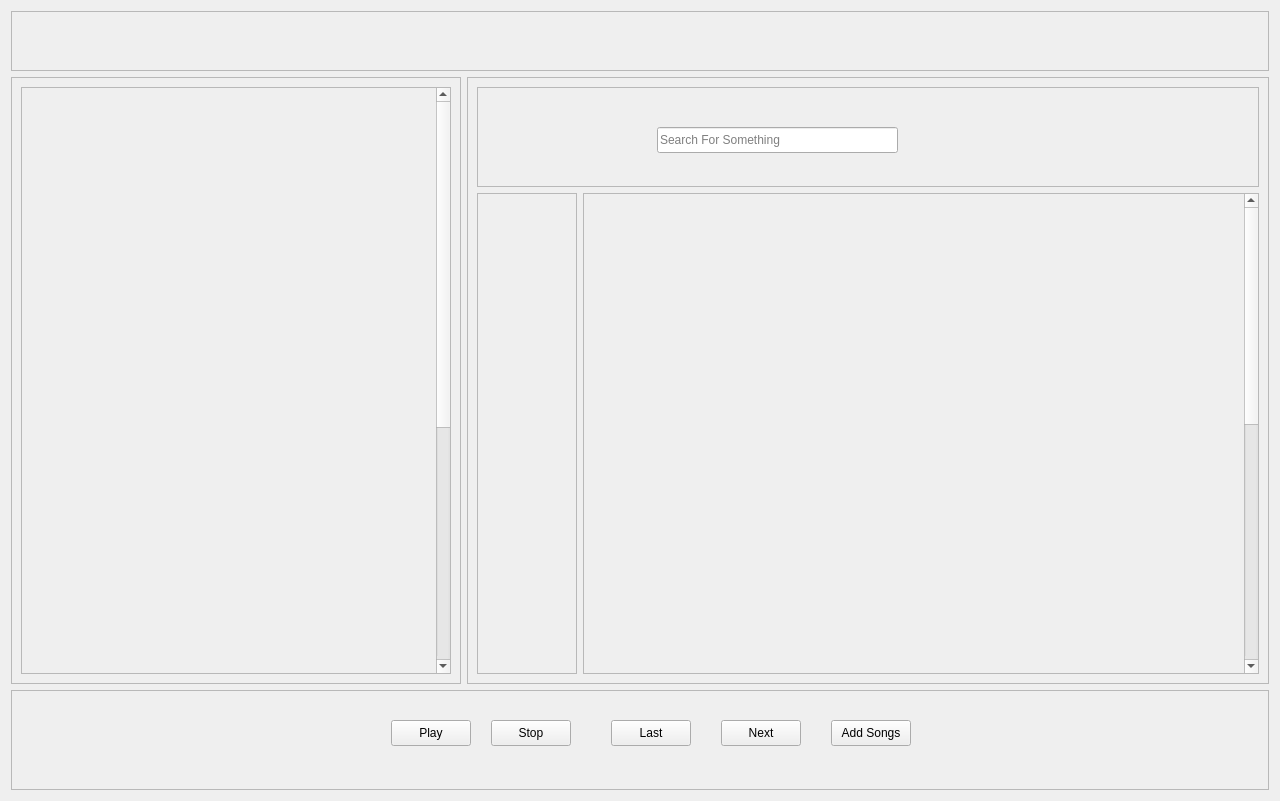
Above: SoundDrive/main.ui from Nmstr/SoundDrive before the change. Below: the same form after it.
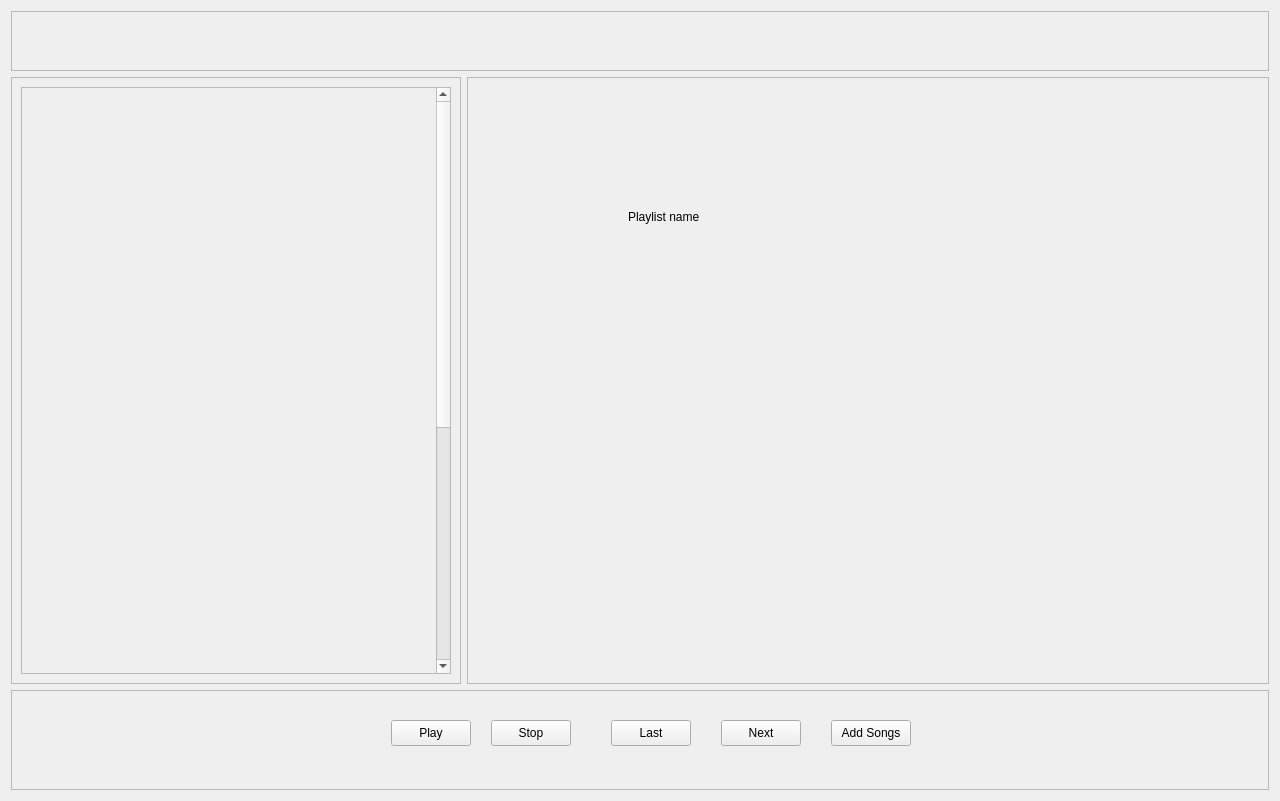
That is the form after the change.

Commit message: playlists now clickable

Patch:
```diff
--- a/SoundDrive/main.ui
+++ b/SoundDrive/main.ui
@@ -171,7 +171,7 @@
       <enum>QFrame::Shape::StyledPanel</enum>
      </property>
      <property name="currentIndex">
-      <number>2</number>
+      <number>3</number>
      </property>
      <widget class="QWidget" name="home_page">
       <widget class="QLabel" name="label">
@@ -267,6 +267,21 @@
        </item>
       </layout>
      </widget>
+     <widget class="QWidget" name="playlist_page">
+      <widget class="QLabel" name="playlist_name_label">
+       <property name="geometry">
+        <rect>
+         <x>160</x>
+         <y>130</y>
+         <width>161</width>
+         <height>18</height>
+        </rect>
+       </property>
+       <property name="text">
+        <string>Playlist name</string>
+       </property>
+      </widget>
+     </widget>
     </widget>
    </item>
   </layout>
```
The commit also changes 1 other file.
